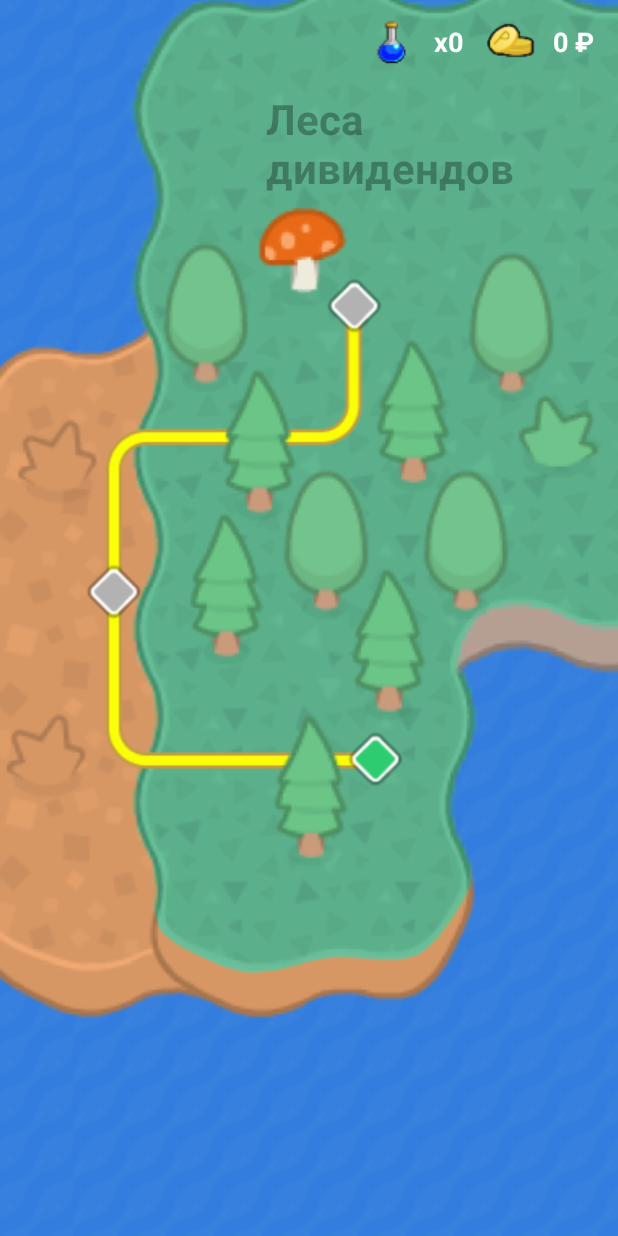
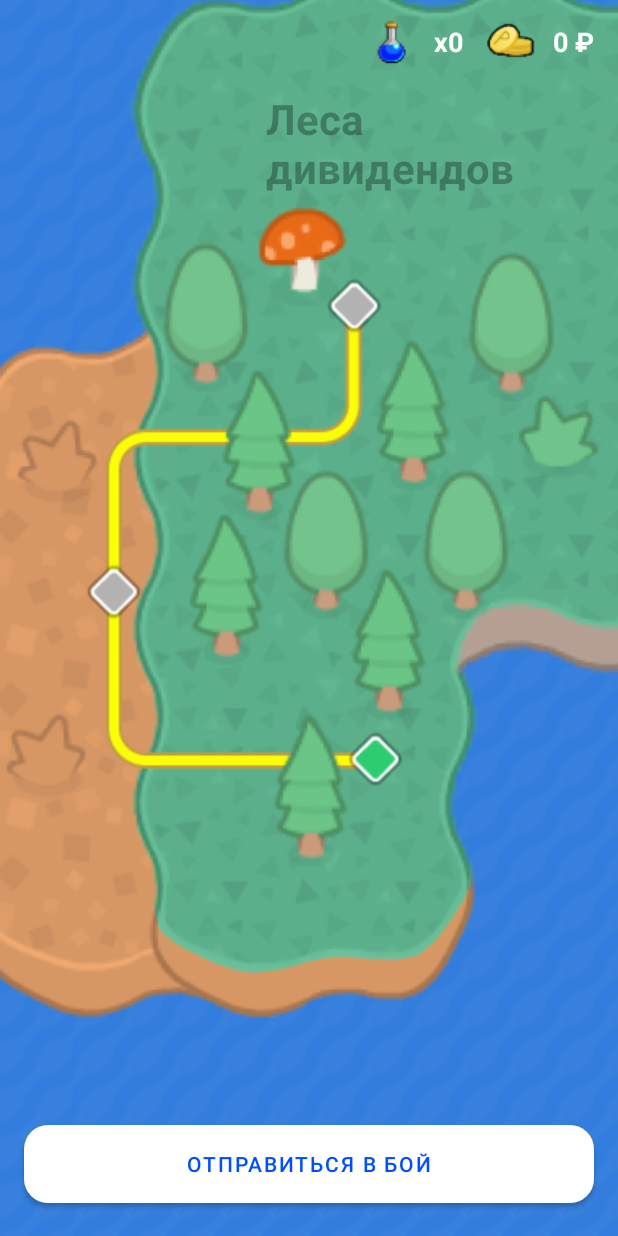
Before and after one commit to exxKx/Hackatoners, an Android app: the ForestFragment screen opened through its navigation route, on a phone screen of 412 x 824 dp. Run offline under Robolectric (Android 15) with nearby library versions, the phone set to English and light mode, and no system bars.

Commit message:
Add fight button

```diff
--- a/app/src/main/res/layout/dialog_welcome.xml
+++ b/app/src/main/res/layout/dialog_welcome.xml
@@ -1,5 +1,6 @@
 <?xml version="1.0" encoding="utf-8"?>
-<com.google.android.material.button.MaterialButton xmlns:android="http://schemas.android.com/apk/res/android"
+<com.google.android.material.button.MaterialButton
+    xmlns:android="http://schemas.android.com/apk/res/android"
     xmlns:app="http://schemas.android.com/apk/res-auto"
     style="@style/Widget.MaterialComponents.Button.UnelevatedButton"
     android:layout_width="match_parent"
--- a/app/src/main/res/layout/fragment_forest.xml
+++ b/app/src/main/res/layout/fragment_forest.xml
@@ -102,4 +102,21 @@
         app:layout_constraintStart_toStartOf="parent"
         app:layout_constraintEnd_toEndOf="parent" />
 
+    <com.google.android.material.button.MaterialButton
+        style="@style/Widget.MaterialComponents.Button"
+        android:layout_width="match_parent"
+        android:layout_height="64dp"
+        android:layout_marginTop="16dp"
+        android:layout_marginBottom="16dp"
+        android:layout_marginStart="16dp"
+        android:layout_marginEnd="16dp"
+        android:textColor="?colorPrimary"
+        android:text="@string/action_fight"
+        android:id="@+id/action_fight"
+        app:cornerRadius="16dp"
+        app:backgroundTint="@color/white"
+        app:layout_constraintStart_toStartOf="parent"
+        app:layout_constraintEnd_toEndOf="parent"
+        app:layout_constraintBottom_toBottomOf="parent" />
+
 </androidx.constraintlayout.widget.ConstraintLayout>
--- a/app/src/main/res/values/strings.xml
+++ b/app/src/main/res/values/strings.xml
@@ -21,5 +21,6 @@
     <string name="investland_tutorial">На каждой территории расположились великаны, победи их и захвати эти места, чтобы добраться до последнего!</string>
 
     <string name="action_alright">Понятно</string>
+    <string name="action_fight">Отправиться в бой</string>
 
 </resources>
```
Also changed, not shown: app/src/main/res/layout/fragment_desert.xml (+17 -0 lines), app/src/main/res/layout/fragment_hill.xml (+17 -0 lines).
